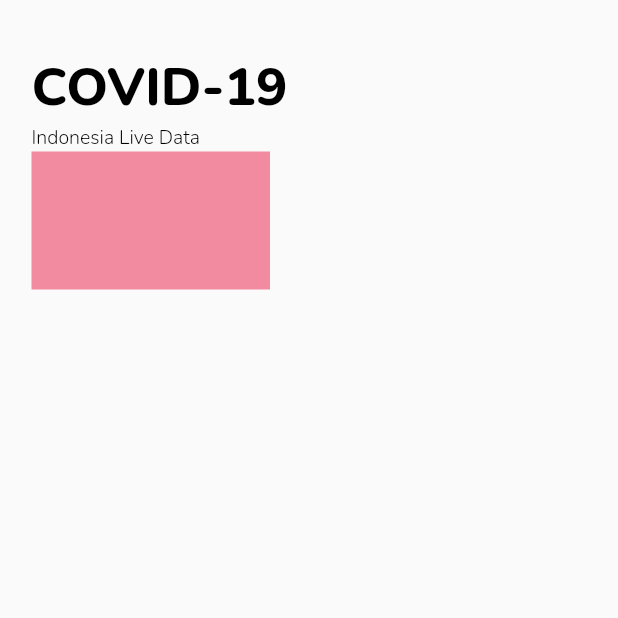
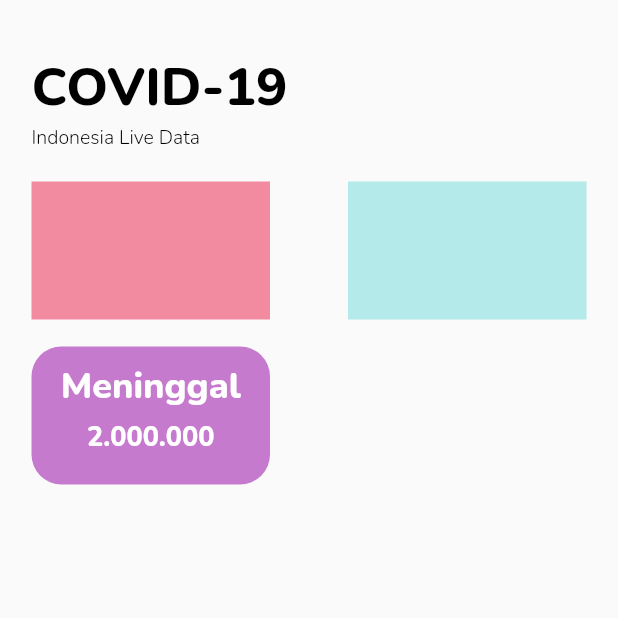
Before and after one commit to yogacb/app_covid19, a Flutter app: the screen it shows after launch, on a phone screen of 412 x 824 dp, the top half of it. Run offline on Flutter 3.47's test engine with Material 2 defaults, Android fonts, the phone set to English and light mode, and no system bars; our stand-ins replace google_fonts.

Commit message:
add some code

```diff
--- a/lib/pages/homepage.dart
+++ b/lib/pages/homepage.dart
@@ -7,7 +7,7 @@ class HomePage extends StatelessWidget {
     return Scaffold(
       body: SafeArea(
         child: Padding(
-          padding: const EdgeInsets.only(top: 35, left: 21),
+          padding: const EdgeInsets.only(top: 35, left: 21, right: 21),
           child: Column(
             crossAxisAlignment: CrossAxisAlignment.start,
             children: [
@@ -25,10 +25,63 @@ class HomePage extends StatelessWidget {
                   fontWeight: FontWeight.w300,
                 ),
               ),
-              Container(
-                height: 92,
-                width: 159,
-                color: redColor,
+              SizedBox(
+                height: 20,
+              ),
+              Row(
+                mainAxisAlignment: MainAxisAlignment.spaceBetween,
+                children: [
+                  Container(
+                    height: 92,
+                    width: 159,
+                    color: redColor,
+                  ),
+                  Container(
+                    height: 92,
+                    width: 159,
+                    color: blueColor,
+                  ),
+                ],
+              ),
+              SizedBox(
+                height: 18,
+              ),
+              Row(
+                mainAxisAlignment: MainAxisAlignment.spaceBetween,
+                children: [
+                  Container(
+                    height: 92,
+                    width: 159,
+                    decoration: BoxDecoration(
+                      color: purpleColor,
+                      borderRadius: BorderRadius.circular(20),
+                    ),
+                    child: Padding(
+                      padding: const EdgeInsets.only(
+                        left: 0,
+                      ),
+                      child: Column(
+                        mainAxisAlignment: MainAxisAlignment.start,
+                        children: [
+                          SizedBox(
+                            height: 10,
+                          ),
+                          Text(
+                            'Meninggal',
+                            style: whiteTextStyle.copyWith(fontSize: 24),
+                          ),
+                          SizedBox(
+                            height: 5,
+                          ),
+                          Text(
+                            '2.000.000',
+                            style: whiteTextStyle.copyWith(fontSize: 18),
+                          ),
+                        ],
+                      ),
+                    ),
+                  ),
+                ],
               )
             ],
           ),
--- a/lib/theme.dart
+++ b/lib/theme.dart
@@ -7,7 +7,12 @@ Color blueColor = Color(0xFFB5EAEA);
 Color purpleColor = Color(0xFFC67ACE);
 Color greenColor = Color(0xFFE8F5E9);
 Color bgColor = Color(0xFFF9F9F9);
+Color whiteColor = Color(0xFFFFFFFF);
 
 TextStyle blackTextStyle = GoogleFonts.nunito(
   color: bkColor,
 );
+TextStyle whiteTextStyle = GoogleFonts.nunito(
+  color: whiteColor,
+  fontWeight: FontWeight.w800,
+);
```
Also changed, not shown: pubspec.lock, 3 other files.
